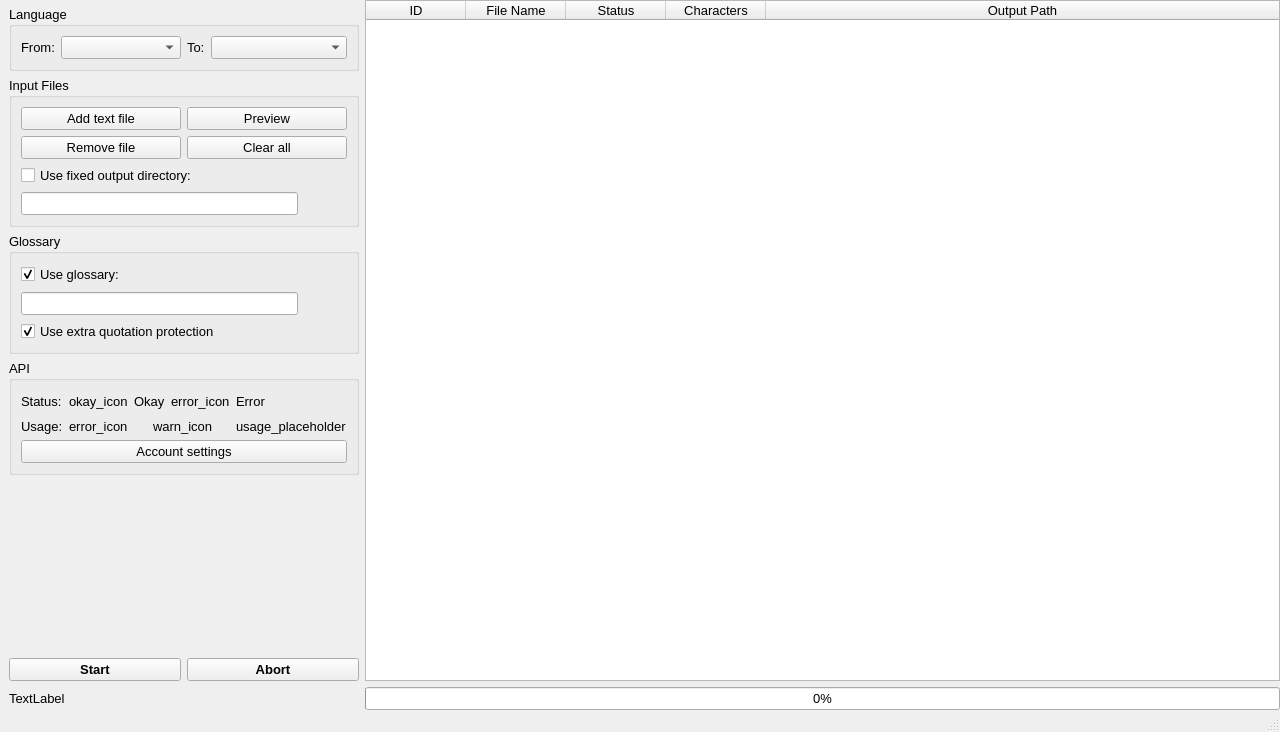
VoxelCubes/DeepQt, file ui-files/mainwindow.ui: the form before one commit.
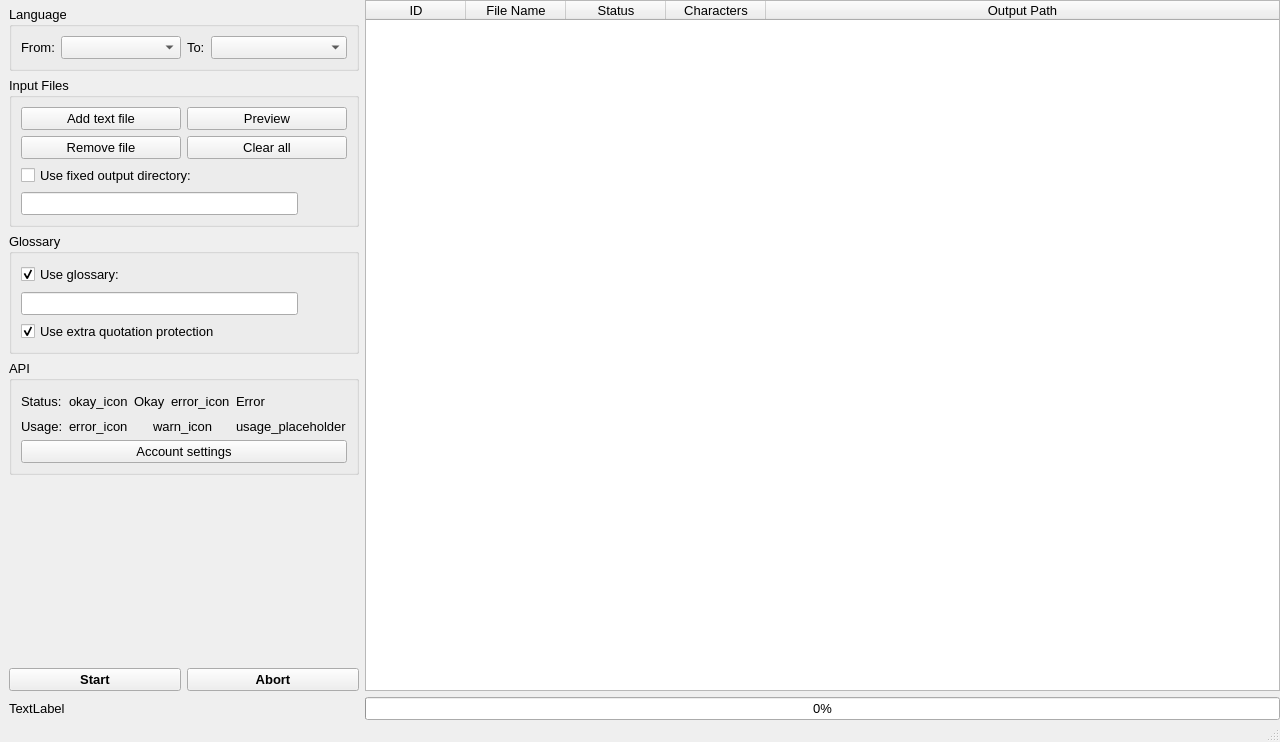
The form after the commit. Icons and pictures are not drawn. Custom widgets are drawn as their Qt base class.

What changed in the file:
```diff
--- a/ui-files/mainwindow.ui
+++ b/ui-files/mainwindow.ui
@@ -7,7 +7,7 @@
     <x>0</x>
     <y>0</y>
     <width>1280</width>
-    <height>732</height>
+    <height>742</height>
    </rect>
   </property>
   <property name="font">
```
Left out of the diff: 7 changed lines with no effect on the pictures.
